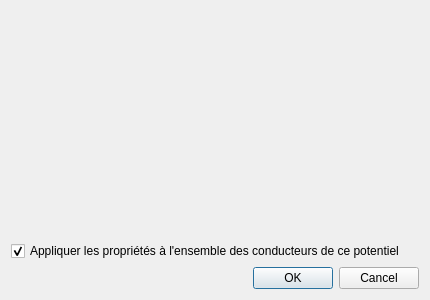
The window that sources/ui/conductorpropertiesdialog.ui (qelectrotech/qelectrotech-source-mirror) describes before a commit, drawn with Qt 5.
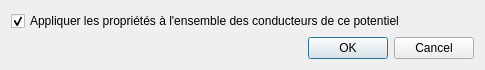
The same window after the commit.

Commit message: Conductor properties widget : minor change

Diff of the .ui file:
```diff
--- a/sources/ui/conductorpropertiesdialog.ui
+++ b/sources/ui/conductorpropertiesdialog.ui
@@ -6,27 +6,14 @@
    <rect>
     <x>0</x>
     <y>0</y>
-    <width>430</width>
-    <height>300</height>
+    <width>485</width>
+    <height>66</height>
    </rect>
   </property>
   <property name="windowTitle">
    <string>Éditer les propriétés d'un conducteur</string>
   </property>
   <layout class="QVBoxLayout" name="main_layout">
-   <item>
-    <spacer name="verticalSpacer">
-     <property name="orientation">
-      <enum>Qt::Vertical</enum>
-     </property>
-     <property name="sizeHint" stdset="0">
-      <size>
-       <width>20</width>
-       <height>40</height>
-      </size>
-     </property>
-    </spacer>
-   </item>
    <item>
     <widget class="QCheckBox" name="m_apply_all_cb">
      <property name="text">
```
The commit also changes 3 other files.
